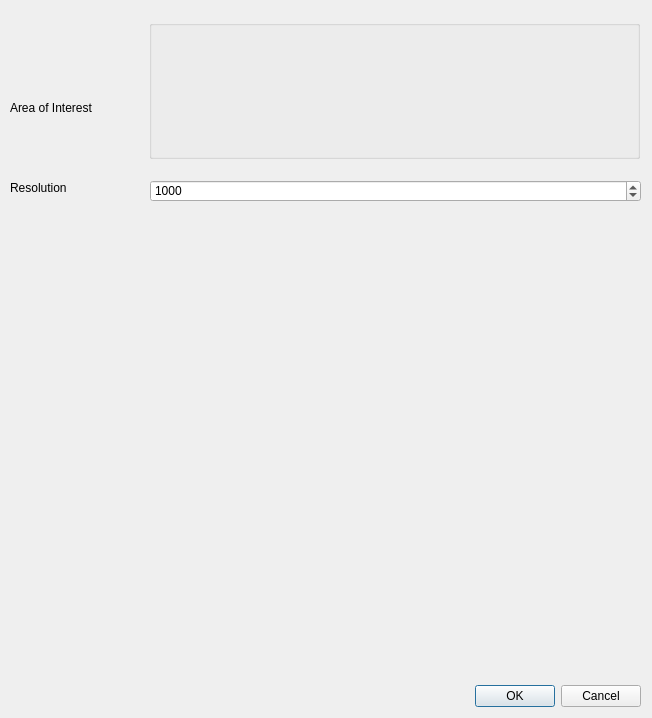
This is MSA_QGIS_dialog_base.ui in ThyavdBerg/MSA-Q as Qt 5 draws it before an edit. The edited form follows.
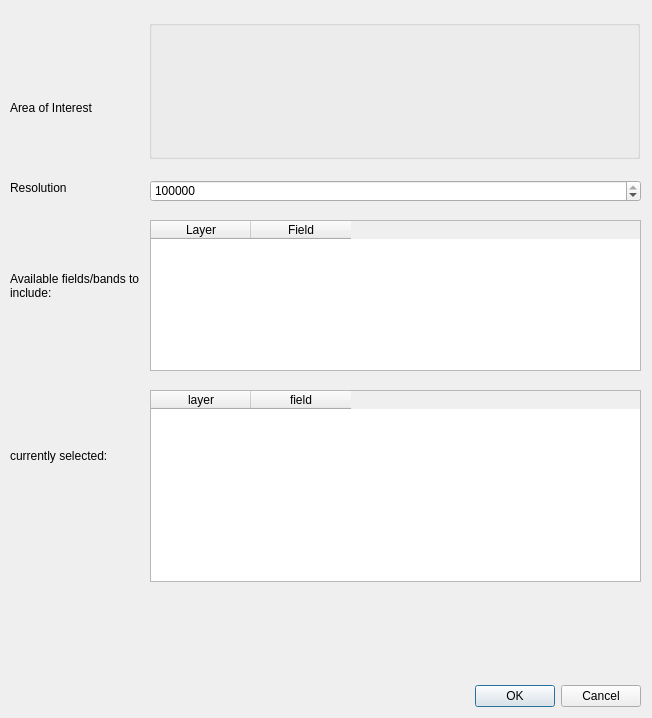
This is the edited form. Custom widgets are drawn as their Qt base class.

Commit message: Added way to select layers/fields to include in analysis from UI

Patch:
```diff
--- a/MSA_QGIS_dialog_base.ui
+++ b/MSA_QGIS_dialog_base.ui
@@ -68,7 +68,7 @@
     <number>1000000</number>
    </property>
    <property name="value">
-    <number>1000</number>
+    <number>1000000</number>
    </property>
   </widget>
   <widget class="QgsExtentGroupBox" name="mExtentGroupBox">
@@ -81,6 +81,102 @@
     </rect>
    </property>
   </widget>
+  <widget class="QLabel" name="label">
+   <property name="geometry">
+    <rect>
+     <x>10</x>
+     <y>250</y>
+     <width>131</width>
+     <height>71</height>
+    </rect>
+   </property>
+   <property name="text">
+    <string>Available fields/bands to include:</string>
+   </property>
+   <property name="wordWrap">
+    <bool>true</bool>
+   </property>
+  </widget>
+  <widget class="QTableWidget" name="tableWidget">
+   <property name="geometry">
+    <rect>
+     <x>150</x>
+     <y>220</y>
+     <width>491</width>
+     <height>151</height>
+    </rect>
+   </property>
+   <property name="frameShape">
+    <enum>QFrame::StyledPanel</enum>
+   </property>
+   <property name="editTriggers">
+    <set>QAbstractItemView::DoubleClicked|QAbstractItemView::SelectedClicked</set>
+   </property>
+   <property name="dragDropMode">
+    <enum>QAbstractItemView::NoDragDrop</enum>
+   </property>
+   <property name="alternatingRowColors">
+    <bool>true</bool>
+   </property>
+   <property name="selectionMode">
+    <enum>QAbstractItemView::MultiSelection</enum>
+   </property>
+   <property name="selectionBehavior">
+    <enum>QAbstractItemView::SelectRows</enum>
+   </property>
+   <property name="wordWrap">
+    <bool>true</bool>
+   </property>
+   <attribute name="horizontalHeaderCascadingSectionResizes">
+    <bool>false</bool>
+   </attribute>
+   <column>
+    <property name="text">
+     <string>Layer</string>
+    </property>
+   </column>
+   <column>
+    <property name="text">
+     <string>Field</string>
+    </property>
+   </column>
+  </widget>
+  <widget class="QLabel" name="label_2">
+   <property name="geometry">
+    <rect>
+     <x>10</x>
+     <y>420</y>
+     <width>131</width>
+     <height>71</height>
+    </rect>
+   </property>
+   <property name="text">
+    <string>currently selected:</string>
+   </property>
+   <property name="wordWrap">
+    <bool>true</bool>
+   </property>
+  </widget>
+  <widget class="QTableWidget" name="tableWidget_selected">
+   <property name="geometry">
+    <rect>
+     <x>150</x>
+     <y>390</y>
+     <width>491</width>
+     <height>192</height>
+    </rect>
+   </property>
+   <column>
+    <property name="text">
+     <string>layer</string>
+    </property>
+   </column>
+   <column>
+    <property name="text">
+     <string>field</string>
+    </property>
+   </column>
+  </widget>
  </widget>
  <customwidgets>
   <customwidget>
```
The commit also changes 4 other files.
